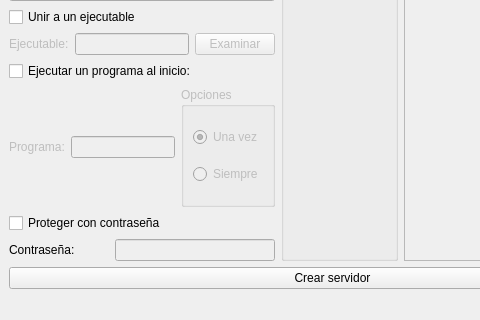
This is src/cliente/Forms/ventanaopciones.ui in svn2github/demonio as Qt 5 draws it before an edit; both pictures show x 0 to 480 and y 186 to 506 of the 665 by 506 pixel window. The edited form follows.
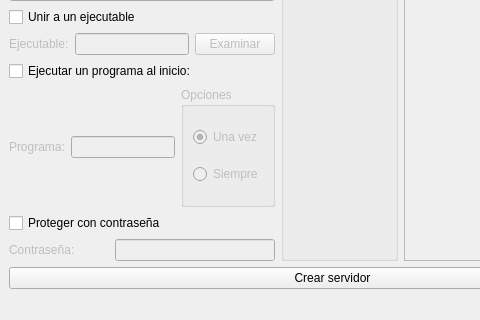
This is the edited form.

```diff
--- a/src/cliente/Forms/ventanaopciones.ui
+++ b/src/cliente/Forms/ventanaopciones.ui
@@ -260,7 +260,10 @@
           <item>
            <layout class="QHBoxLayout" name="horizontalLayout_3">
             <item>
-             <widget class="QLabel" name="label_3">
+             <widget class="QLabel" name="labelProteger">
+              <property name="enabled">
+               <bool>false</bool>
+              </property>
               <property name="minimumSize">
                <size>
                 <width>100</width>
```
